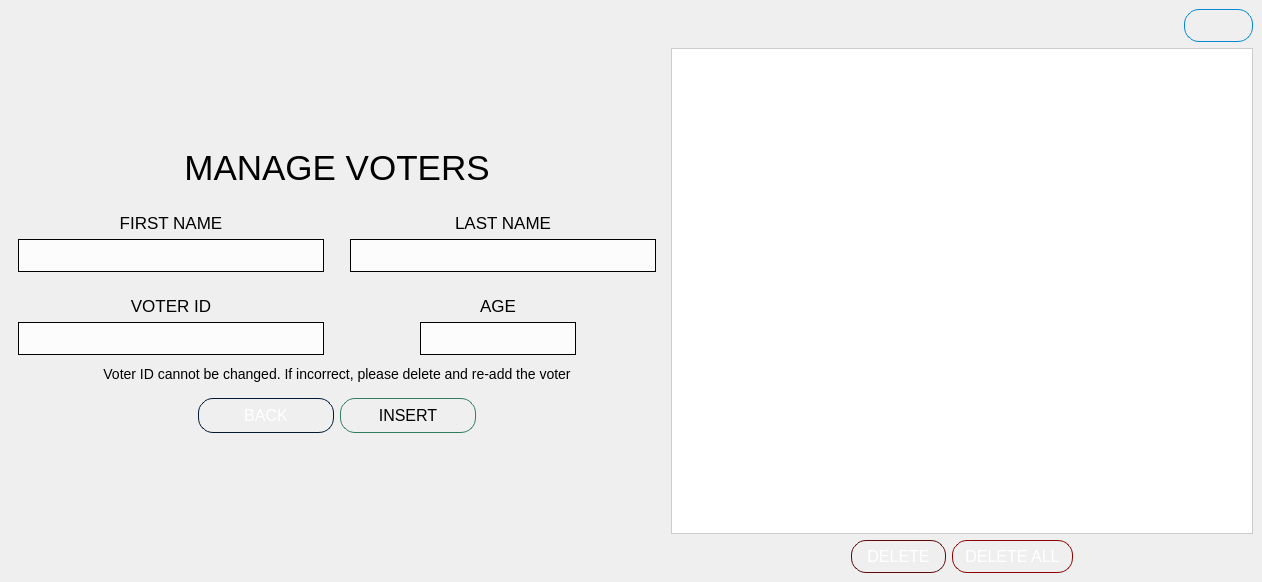
GuisadongManok/PolliTech-VVM, file VVM/votermanagement.ui: the form before one commit.
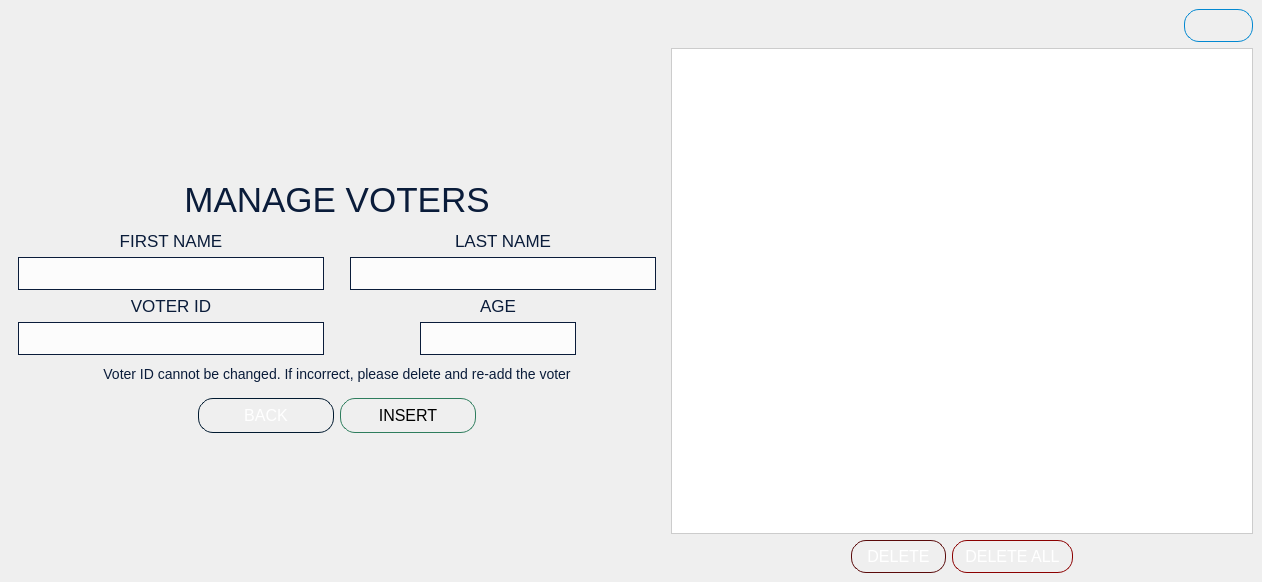
The form after the commit. Icons and pictures are not drawn.

Diff of the .ui file:
```diff
--- a/VVM/votermanagement.ui
+++ b/VVM/votermanagement.ui
@@ -65,7 +65,7 @@
       <layout class="QGridLayout" name="gridLayout">
        <item row="0" column="0">
         <layout class="QVBoxLayout" name="verticalLayout_8">
-         <item>
+         <item alignment="Qt::AlignmentFlag::AlignBottom">
           <widget class="QLabel" name="label">
            <property name="sizePolicy">
             <sizepolicy hsizetype="Preferred" vsizetype="Fixed">
@@ -77,7 +77,7 @@
             <string notr="true">QLabel {
 	font: 700 9pt &quot;Segoe UI&quot;;
 	font-size: 35px;
-	color: black;
+	color: #0A1C3A;
 	background-color: none;
 }</string>
            </property>
@@ -94,6 +94,9 @@
          </item>
          <item>
           <layout class="QHBoxLayout" name="horizontalLayout_3">
+           <property name="topMargin">
+            <number>5</number>
+           </property>
            <item>
             <layout class="QVBoxLayout" name="verticalLayout_7">
              <item>
@@ -116,7 +119,7 @@
                   <string notr="true">QLabel {
 	font: 600 9pt &quot;Segoe UI&quot;;
 	font-size: 17px;
-	color: black;
+	color: #0A1C3A;
 	background-color: none;
 }</string>
                  </property>
@@ -142,11 +145,11 @@
                  <property name="styleSheet">
                   <string notr="true">QLineEdit {
 background-color: rgba(255,255,255,200);
-color: black;
+color: #0A1C3A;
 font: 14pt &quot;Segoe UI&quot;;
 font-size: 16px;
 padding: 5px;
-border: 1px solid black;
+border: 1px solid #0A1C3A;
 }</string>
                  </property>
                  <property name="alignment">
@@ -176,7 +179,7 @@
                   <string notr="true">QLabel {
 	font: 600 9pt &quot;Segoe UI&quot;;
 	font-size: 17px;
-	color: black;
+	color: #0A1C3A;
 	background-color: none;
 }</string>
                  </property>
@@ -202,11 +205,11 @@
                  <property name="styleSheet">
                   <string notr="true">QLineEdit {
 background-color: rgba(255,255,255,200);
-color: black;
+color: #0A1C3A;
 font: 14pt &quot;Segoe UI&quot;;
 font-size: 16px;
 padding: 5px;
-border: 1px solid black;
+border: 1px solid #0A1C3A;
 }</string>
                  </property>
                  <property name="alignment">
@@ -240,7 +243,7 @@
                   <string notr="true">QLabel {
 	font: 600 9pt &quot;Segoe UI&quot;;
 	font-size: 17px;
-	color: black;
+	color: #0A1C3A;
 	background-color: none;
 }</string>
                  </property>
@@ -266,11 +269,11 @@
                  <property name="styleSheet">
                   <string notr="true">QLineEdit {
 background-color: rgba(255,255,255,200);
-color: black;
+color: #0A1C3A;
 font: 14pt &quot;Segoe UI&quot;;
 font-size: 16px;
 padding: 5px;
-border: 1px solid black;
+border: 1px solid #0A1C3A;
 }</string>
                  </property>
                  <property name="alignment">
@@ -300,7 +303,7 @@
                   <string notr="true">QLabel {
 	font: 600 9pt &quot;Segoe UI&quot;;
 	font-size: 17px;
-	color: black;
+	color: #0A1C3A;
 	background-color: none;
 }</string>
                  </property>
@@ -326,11 +329,11 @@
                  <property name="styleSheet">
                   <string notr="true">QLineEdit {
 background-color: rgba(255,255,255,200);
-color: black;
+color: #0A1C3A;
 font: 14pt &quot;Segoe UI&quot;;
 font-size: 16px;
 padding: 5px;
-border: 1px solid black;
+border: 1px solid #0A1C3A;
 }</string>
                  </property>
                  <property name="alignment">
@@ -361,7 +364,7 @@
               <string notr="true">QLabel {
 	font: italic 9pt &quot;Source Code Pro&quot;;
 	font-size: 14px;
-	color: black;
+	color: #0A1C3A;
 	background-color: none;
 }</string>
              </property>
```
